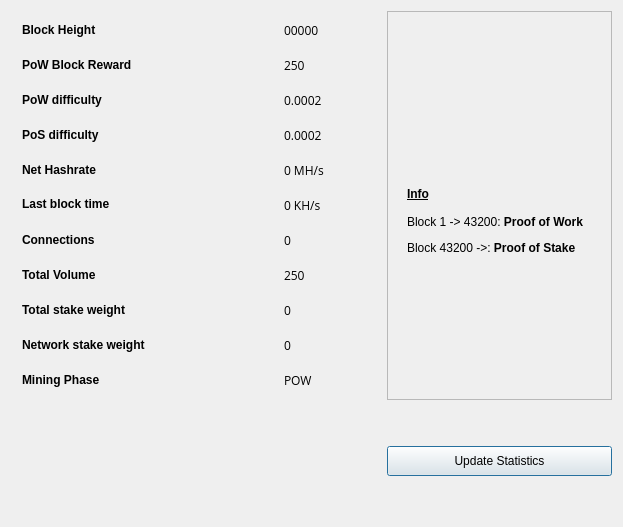
mammix2/boostcoin-core, file src/qt/forms/statisticspage.ui: the form before one commit.
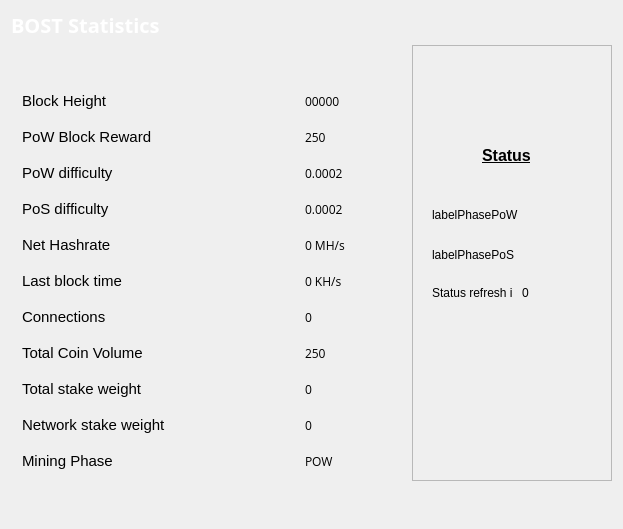
The form after the commit. Icons and pictures are not drawn.

Commit message: Add mining control, Protocol feedback, Version Up

```diff
--- a/src/qt/forms/statisticspage.ui
+++ b/src/qt/forms/statisticspage.ui
@@ -10,7 +10,7 @@
     <x>0</x>
     <y>0</y>
     <width>623</width>
-    <height>527</height>
+    <height>529</height>
    </rect>
   </property>
   <property name="windowTitle">
@@ -239,14 +239,45 @@
    <property name="sizeConstraint">
     <enum>QLayout::SetMaximumSize</enum>
    </property>
-   <item row="0" column="1">
+   <item row="0" column="0">
+    <widget class="QLabel" name="label_5">
+     <property name="font">
+      <font>
+       <family>Open Sans,sans-serif</family>
+      </font>
+     </property>
+     <property name="text">
+      <string>&lt;html&gt;&lt;head/&gt;&lt;body&gt;&lt;p&gt;&lt;span style=&quot; font-size:20px; font-weight:600; color:#ffffff;&quot;&gt;BOST Statistics&lt;/span&gt;&lt;/p&gt;&lt;/body&gt;&lt;/html&gt;</string>
+     </property>
+    </widget>
+   </item>
+   <item row="2" column="0">
+    <spacer name="verticalSpacer">
+     <property name="orientation">
+      <enum>Qt::Vertical</enum>
+     </property>
+     <property name="sizeHint" stdset="0">
+      <size>
+       <width>20</width>
+       <height>40</height>
+      </size>
+     </property>
+    </spacer>
+   </item>
+   <item row="1" column="1">
     <widget class="QFrame" name="frame">
      <property name="minimumSize">
       <size>
-       <width>182</width>
+       <width>146</width>
        <height>0</height>
       </size>
      </property>
+     <property name="maximumSize">
+      <size>
+       <width>200</width>
+       <height>16777215</height>
+      </size>
+     </property>
      <property name="frameShape">
       <enum>QFrame::StyledPanel</enum>
      </property>
@@ -256,25 +287,81 @@
      <widget class="QLabel" name="label">
       <property name="geometry">
        <rect>
-        <x>20</x>
+        <x>70</x>
         <y>70</y>
-        <width>201</width>
-        <height>281</height>
+        <width>71</width>
+        <height>81</height>
        </rect>
       </property>
       <property name="text">
-       <string>&lt;!DOCTYPE HTML PUBLIC &quot;-//W3C//DTD HTML 4.0//EN&quot; &quot;http://www.w3.org/TR/REC-html40/strict.dtd&quot;&gt;
-&lt;html&gt;&lt;head&gt;&lt;meta name=&quot;qrichtext&quot; content=&quot;1&quot; /&gt;&lt;style type=&quot;text/css&quot;&gt;
-p, li { white-space: pre-wrap; }
-&lt;/style&gt;&lt;/head&gt;&lt;body style=&quot; font-family:'MS Shell Dlg 2'; font-size:8pt; font-weight:400; font-style:normal;&quot;&gt;
-&lt;p style=&quot; margin-top:12px; margin-bottom:12px; margin-left:0px; margin-right:0px; -qt-block-indent:0; text-indent:0px;&quot;&gt;&lt;span style=&quot; font-size:9pt; font-weight:600; text-decoration: underline;&quot;&gt;Info&lt;br /&gt;&lt;br /&gt;&lt;/span&gt;&lt;span style=&quot; font-size:9pt;&quot;&gt;Block 1 -&amp;gt; 43200: &lt;/span&gt;&lt;span style=&quot; font-size:9pt; font-weight:600;&quot;&gt;Proof of Work&lt;/span&gt;&lt;/p&gt;
-&lt;p style=&quot; margin-top:12px; margin-bottom:12px; margin-left:0px; margin-right:0px; -qt-block-indent:0; text-indent:0px;&quot;&gt;&lt;span style=&quot; font-size:9pt;&quot;&gt;Block 43200 -&amp;gt;: &lt;/span&gt;&lt;span style=&quot; font-size:9pt; font-weight:600;&quot;&gt;Proof of Stake&lt;/span&gt;&lt;/p&gt;&lt;/body&gt;&lt;/html&gt;</string>
+       <string>&lt;html&gt;&lt;head/&gt;&lt;body&gt;&lt;p&gt;&lt;span style=&quot; font-size:12pt; font-weight:600; text-decoration: underline;&quot;&gt;Status&lt;/span&gt;&lt;/p&gt;&lt;/body&gt;&lt;/html&gt;</string>
+      </property>
+     </widget>
+     <widget class="QLabel" name="labelPhasePoW">
+      <property name="geometry">
+       <rect>
+        <x>20</x>
+        <y>160</y>
+        <width>181</width>
+        <height>20</height>
+       </rect>
+      </property>
+      <property name="text">
+       <string>labelPhasePoW</string>
+      </property>
+     </widget>
+     <widget class="QLabel" name="labelPhasePoS">
+      <property name="geometry">
+       <rect>
+        <x>20</x>
+        <y>200</y>
+        <width>181</width>
+        <height>20</height>
+       </rect>
+      </property>
+      <property name="text">
+       <string>labelPhasePoS</string>
+      </property>
+     </widget>
+     <widget class="QLabel" name="labelCountDown">
+      <property name="geometry">
+       <rect>
+        <x>110</x>
+        <y>240</y>
+        <width>21</width>
+        <height>16</height>
+       </rect>
+      </property>
+      <property name="text">
+       <string>0</string>
+      </property>
+     </widget>
+     <widget class="QLabel" name="label_2">
+      <property name="geometry">
+       <rect>
+        <x>20</x>
+        <y>240</y>
+        <width>81</width>
+        <height>16</height>
+       </rect>
+      </property>
+      <property name="text">
+       <string>Status refresh in</string>
       </property>
      </widget>
     </widget>
    </item>
-   <item row="0" column="0">
+   <item row="1" column="0">
     <widget class="QFrame" name="gridFrame_2">
+     <property name="minimumSize">
+      <size>
+       <width>0</width>
+       <height>0</height>
+      </size>
+     </property>
+     <property name="styleSheet">
+      <string notr="true"/>
+     </property>
      <layout class="QGridLayout" name="gridLayout_4">
       <item row="1" column="0">
        <layout class="QHBoxLayout" name="horizontalLayout_4">
@@ -300,7 +387,7 @@
         <item row="1" column="0">
          <widget class="QLabel" name="label_14">
           <property name="text">
-           <string>&lt;html&gt;&lt;head/&gt;&lt;body&gt;&lt;p&gt;&lt;span style=&quot; font-size:9pt; font-weight:600;&quot;&gt;Block Height&lt;/span&gt;&lt;/p&gt;&lt;/body&gt;&lt;/html&gt;</string>
+           <string>&lt;html&gt;&lt;head/&gt;&lt;body&gt;&lt;p&gt;&lt;span style=&quot; font-size:11pt;&quot;&gt;Block Height&lt;/span&gt;&lt;/p&gt;&lt;/body&gt;&lt;/html&gt;</string>
           </property>
          </widget>
         </item>
@@ -320,7 +407,7 @@
         <item row="2" column="0">
          <widget class="QLabel" name="label_12">
           <property name="text">
-           <string>&lt;html&gt;&lt;head/&gt;&lt;body&gt;&lt;p&gt;&lt;span style=&quot; font-size:9pt; font-weight:600;&quot;&gt;PoW Block Reward&lt;/span&gt;&lt;/p&gt;&lt;/body&gt;&lt;/html&gt;</string>
+           <string>&lt;html&gt;&lt;head/&gt;&lt;body&gt;&lt;p&gt;&lt;span style=&quot; font-size:11pt;&quot;&gt;PoW Block Reward&lt;/span&gt;&lt;/p&gt;&lt;/body&gt;&lt;/html&gt;</string>
           </property>
          </widget>
         </item>
@@ -340,7 +427,7 @@
         <item row="3" column="0">
          <widget class="QLabel" name="label_13">
           <property name="text">
-           <string>&lt;html&gt;&lt;head/&gt;&lt;body&gt;&lt;p&gt;&lt;span style=&quot; font-size:9pt; font-weight:600;&quot;&gt;PoW difficulty&lt;/span&gt;&lt;/p&gt;&lt;/body&gt;&lt;/html&gt;</string>
+           <string>&lt;html&gt;&lt;head/&gt;&lt;body&gt;&lt;p&gt;&lt;span style=&quot; font-size:11pt;&quot;&gt;PoW difficulty&lt;/span&gt;&lt;/p&gt;&lt;/body&gt;&lt;/html&gt;</string>
           </property>
          </widget>
         </item>
@@ -360,7 +447,7 @@
         <item row="4" column="0">
          <widget class="QLabel" name="label_9">
           <property name="text">
-           <string>&lt;html&gt;&lt;head/&gt;&lt;body&gt;&lt;p&gt;&lt;span style=&quot; font-size:9pt; font-weight:600;&quot;&gt;PoS difficulty&lt;/span&gt;&lt;/p&gt;&lt;/body&gt;&lt;/html&gt;</string>
+           <string>&lt;html&gt;&lt;head/&gt;&lt;body&gt;&lt;p&gt;&lt;span style=&quot; font-size:11pt;&quot;&gt;PoS difficulty&lt;/span&gt;&lt;/p&gt;&lt;/body&gt;&lt;/html&gt;</string>
           </property>
          </widget>
         </item>
@@ -399,7 +486,7 @@
            </sizepolicy>
           </property>
           <property name="text">
-           <string>&lt;html&gt;&lt;head/&gt;&lt;body&gt;&lt;p&gt;&lt;span style=&quot; font-size:9pt; font-weight:600;&quot;&gt;Last block time&lt;/span&gt;&lt;/p&gt;&lt;/body&gt;&lt;/html&gt;</string>
+           <string>&lt;html&gt;&lt;head/&gt;&lt;body&gt;&lt;p&gt;&lt;span style=&quot; font-size:11pt;&quot;&gt;Last block time&lt;/span&gt;&lt;/p&gt;&lt;/body&gt;&lt;/html&gt;</string>
           </property>
          </widget>
         </item>
@@ -419,7 +506,7 @@
         <item row="7" column="0">
          <widget class="QLabel" name="label1_2">
           <property name="text">
-           <string>&lt;html&gt;&lt;head/&gt;&lt;body&gt;&lt;p&gt;&lt;span style=&quot; font-size:9pt; font-weight:600;&quot;&gt;Connections&lt;/span&gt;&lt;/p&gt;&lt;/body&gt;&lt;/html&gt;</string>
+           <string>&lt;html&gt;&lt;head/&gt;&lt;body&gt;&lt;p&gt;&lt;span style=&quot; font-size:11pt;&quot;&gt;Connections&lt;/span&gt;&lt;/p&gt;&lt;/body&gt;&lt;/html&gt;</string>
           </property>
          </widget>
         </item>
@@ -439,7 +526,7 @@
         <item row="8" column="0">
          <widget class="QLabel" name="label_8">
           <property name="text">
-           <string>&lt;html&gt;&lt;head/&gt;&lt;body&gt;&lt;p&gt;&lt;span style=&quot; font-size:9pt; font-weight:600;&quot;&gt;Total Volume&lt;/span&gt;&lt;/p&gt;&lt;/body&gt;&lt;/html&gt;</string>
+           <string>&lt;html&gt;&lt;head/&gt;&lt;body&gt;&lt;p&gt;&lt;span style=&quot; font-size:11pt;&quot;&gt;Total Coin Volume&lt;/span&gt;&lt;/p&gt;&lt;/body&gt;&lt;/html&gt;</string>
           </property>
          </widget>
         </item>
@@ -459,7 +546,7 @@
         <item row="9" column="0">
          <widget class="QLabel" name="label_10">
           <property name="text">
-           <string>&lt;html&gt;&lt;head/&gt;&lt;body&gt;&lt;p&gt;&lt;span style=&quot; font-size:9pt; font-weight:600;&quot;&gt;Total stake weight&lt;/span&gt;&lt;/p&gt;&lt;/body&gt;&lt;/html&gt;</string>
+           <string>&lt;html&gt;&lt;head/&gt;&lt;body&gt;&lt;p&gt;&lt;span style=&quot; font-size:11pt;&quot;&gt;Total stake weight&lt;/span&gt;&lt;/p&gt;&lt;/body&gt;&lt;/html&gt;</string>
           </property>
          </widget>
         </item>
@@ -479,7 +566,7 @@
         <item row="10" column="0">
          <widget class="QLabel" name="label_11">
           <property name="text">
-           <string>&lt;html&gt;&lt;head/&gt;&lt;body&gt;&lt;p&gt;&lt;span style=&quot; font-size:9pt; font-weight:600;&quot;&gt;Network stake weight&lt;/span&gt;&lt;/p&gt;&lt;/body&gt;&lt;/html&gt;</string>
+           <string>&lt;html&gt;&lt;head/&gt;&lt;body&gt;&lt;p&gt;&lt;span style=&quot; font-size:11pt;&quot;&gt;Network stake weight&lt;/span&gt;&lt;/p&gt;&lt;/body&gt;&lt;/html&gt;</string>
           </property>
          </widget>
         </item>
@@ -499,7 +586,7 @@
         <item row="11" column="0">
          <widget class="QLabel" name="label_15">
           <property name="text">
-           <string>&lt;html&gt;&lt;head/&gt;&lt;body&gt;&lt;p&gt;&lt;span style=&quot; font-size:9pt; font-weight:600;&quot;&gt;Mining Phase&lt;/span&gt;&lt;/p&gt;&lt;/body&gt;&lt;/html&gt;</string>
+           <string>&lt;html&gt;&lt;head/&gt;&lt;body&gt;&lt;p&gt;&lt;span style=&quot; font-size:11pt;&quot;&gt;Mining Phase&lt;/span&gt;&lt;/p&gt;&lt;/body&gt;&lt;/html&gt;</string>
           </property>
          </widget>
         </item>
@@ -519,53 +606,28 @@
         <item row="5" column="0">
          <widget class="QLabel" name="label_16">
           <property name="text">
-           <string>&lt;html&gt;&lt;head/&gt;&lt;body&gt;&lt;p&gt;&lt;span style=&quot; font-size:9pt; font-weight:600;&quot;&gt;Net Hashrate&lt;/span&gt;&lt;/p&gt;&lt;/body&gt;&lt;/html&gt;</string>
+           <string>&lt;html&gt;&lt;head/&gt;&lt;body&gt;&lt;p&gt;&lt;span style=&quot; font-size:11pt;&quot;&gt;Net Hashrate&lt;/span&gt;&lt;/p&gt;&lt;/body&gt;&lt;/html&gt;</string>
           </property>
          </widget>
         </item>
        </layout>
       </item>
+      <item row="1" column="0">
+       <spacer name="verticalSpacer_2">
+        <property name="orientation">
+         <enum>Qt::Vertical</enum>
+        </property>
+        <property name="sizeHint" stdset="0">
+         <size>
+          <width>20</width>
+          <height>40</height>
+         </size>
+        </property>
+       </spacer>
+      </item>
      </layout>
     </widget>
    </item>
-   <item row="1" column="0">
-    <spacer name="verticalSpacer">
-     <property name="orientation">
-      <enum>Qt::Vertical</enum>
-     </property>
-     <property name="sizeHint" stdset="0">
-      <size>
-       <width>20</width>
-       <height>40</height>
-      </size>
-     </property>
-    </spacer>
-   </item>
-   <item row="1" column="1">
-    <widget class="QPushButton" name="startButton">
-     <property name="sizePolicy">
-      <sizepolicy hsizetype="Fixed" vsizetype="Fixed">
-       <horstretch>0</horstretch>
-       <verstretch>0</verstretch>
-      </sizepolicy>
-     </property>
-     <property name="minimumSize">
-      <size>
-       <width>225</width>
-       <height>30</height>
-      </size>
-     </property>
-     <property name="styleSheet">
-      <string notr="true"/>
-     </property>
-     <property name="text">
-      <string>Update Statistics</string>
-     </property>
-     <property name="default">
-      <bool>true</bool>
-     </property>
-    </widget>
-   </item>
   </layout>
  </widget>
  <layoutdefault spacing="6" margin="11"/>
```
Left out of the diff: 7 changed lines with no effect on the pictures. The commit also changes 32 other files.
